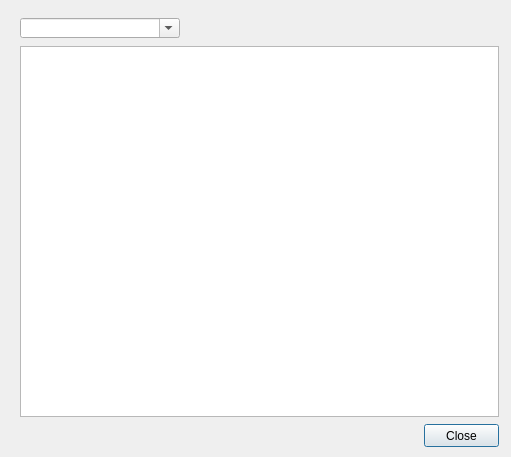
Qt form ui/epa_result_manager.ui (Giswater/giswater_qgis_plugin) before a commit.
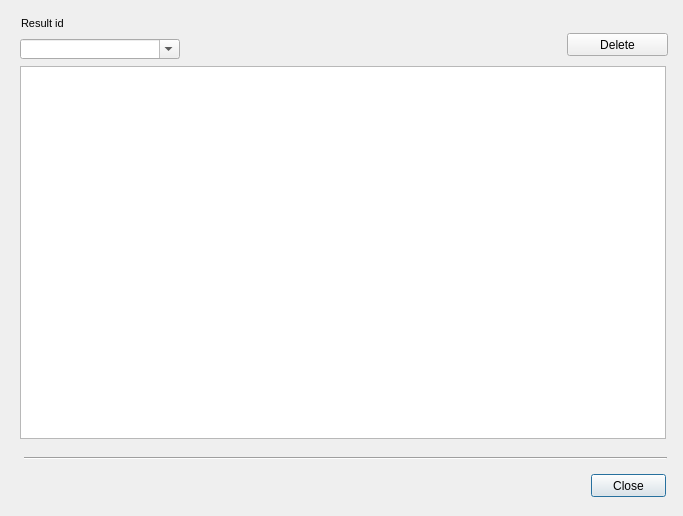
The same form after that commit.

Patch:
```diff
--- a/ui/epa_result_manager.ui
+++ b/ui/epa_result_manager.ui
@@ -6,8 +6,8 @@
    <rect>
     <x>0</x>
     <y>0</y>
-    <width>511</width>
-    <height>457</height>
+    <width>683</width>
+    <height>516</height>
    </rect>
   </property>
   <property name="windowTitle">
@@ -16,8 +16,8 @@
   <widget class="QPushButton" name="btn_close">
    <property name="geometry">
     <rect>
-     <x>424</x>
-     <y>424</y>
+     <x>591</x>
+     <y>474</y>
      <width>75</width>
      <height>23</height>
     </rect>
@@ -30,9 +30,9 @@
    <property name="geometry">
     <rect>
      <x>20</x>
-     <y>46</y>
-     <width>479</width>
-     <height>371</height>
+     <y>66</y>
+     <width>646</width>
+     <height>373</height>
     </rect>
    </property>
    <property name="sortingEnabled">
@@ -43,7 +43,7 @@
    <property name="geometry">
     <rect>
      <x>20</x>
-     <y>18</y>
+     <y>39</y>
      <width>160</width>
      <height>20</height>
     </rect>
@@ -61,6 +61,65 @@
     <bool>true</bool>
    </property>
   </widget>
+  <widget class="QPushButton" name="btn_delete">
+   <property name="geometry">
+    <rect>
+     <x>567</x>
+     <y>33</y>
+     <width>101</width>
+     <height>23</height>
+    </rect>
+   </property>
+   <property name="text">
+    <string>Delete</string>
+   </property>
+  </widget>
+  <widget class="QLabel" name="label_result_id">
+   <property name="geometry">
+    <rect>
+     <x>21</x>
+     <y>12</y>
+     <width>116</width>
+     <height>22</height>
+    </rect>
+   </property>
+   <property name="font">
+    <font>
+     <pointsize>8</pointsize>
+    </font>
+   </property>
+   <property name="frameShape">
+    <enum>QFrame::NoFrame</enum>
+   </property>
+   <property name="frameShadow">
+    <enum>QFrame::Raised</enum>
+   </property>
+   <property name="text">
+    <string>Result id</string>
+   </property>
+   <property name="textFormat">
+    <enum>Qt::AutoText</enum>
+   </property>
+   <property name="scaledContents">
+    <bool>false</bool>
+   </property>
+   <property name="margin">
+    <number>3</number>
+   </property>
+  </widget>
+  <widget class="Line" name="line">
+   <property name="geometry">
+    <rect>
+     <x>24</x>
+     <y>450</y>
+     <width>643</width>
+     <height>16</height>
+    </rect>
+   </property>
+   <property name="orientation">
+    <enum>Qt::Horizontal</enum>
+   </property>
+  </widget>
  </widget>
  <resources/>
  <connections/>
```
